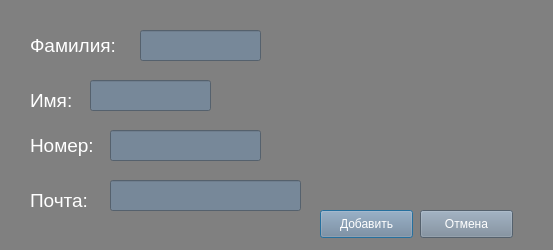
DelZeiT/Manage_contact, file add_window_ui.ui: the form before one commit.
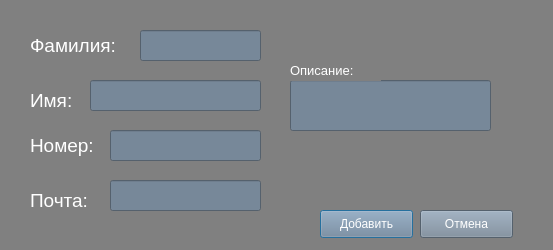
The form after the commit.

What changed in the file:
```diff
--- a/add_window_ui.ui
+++ b/add_window_ui.ui
@@ -158,7 +158,7 @@
     <rect>
      <x>90</x>
      <y>80</y>
-     <width>121</width>
+     <width>171</width>
      <height>31</height>
     </rect>
    </property>
@@ -179,7 +179,7 @@
     <rect>
      <x>110</x>
      <y>180</y>
-     <width>191</width>
+     <width>151</width>
      <height>31</height>
     </rect>
    </property>
@@ -211,6 +211,54 @@
     <string/>
    </property>
   </widget>
+  <widget class="QLineEdit" name="lineEdit_5">
+   <property name="enabled">
+    <bool>false</bool>
+   </property>
+   <property name="geometry">
+    <rect>
+     <x>290</x>
+     <y>80</y>
+     <width>201</width>
+     <height>51</height>
+    </rect>
+   </property>
+   <property name="font">
+    <font>
+     <pointsize>14</pointsize>
+    </font>
+   </property>
+   <property name="styleSheet">
+    <string notr="true">background-color: #778899; color: white</string>
+   </property>
+   <property name="text">
+    <string/>
+   </property>
+   <property name="echoMode">
+    <enum>QLineEdit::Normal</enum>
+   </property>
+  </widget>
+  <widget class="QLabel" name="label_5">
+   <property name="geometry">
+    <rect>
+     <x>290</x>
+     <y>60</y>
+     <width>91</width>
+     <height>21</height>
+    </rect>
+   </property>
+   <property name="font">
+    <font>
+     <pointsize>10</pointsize>
+    </font>
+   </property>
+   <property name="styleSheet">
+    <string notr="true">background-black: gray; color: white</string>
+   </property>
+   <property name="text">
+    <string>Описание:</string>
+   </property>
+  </widget>
  </widget>
  <resources/>
  <connections/>
```
